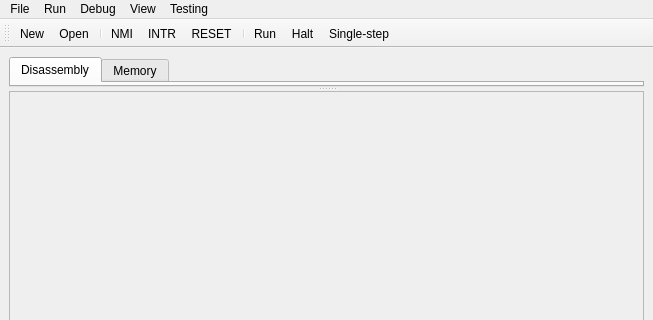
Before: the Qt Designer form src/Sim86Window.ui in sundrythoughts/EmuCpu, drawn with Qt 5; both pictures show x 0 to 653 and y 0 to 320 of the 653 by 697 pixel window.
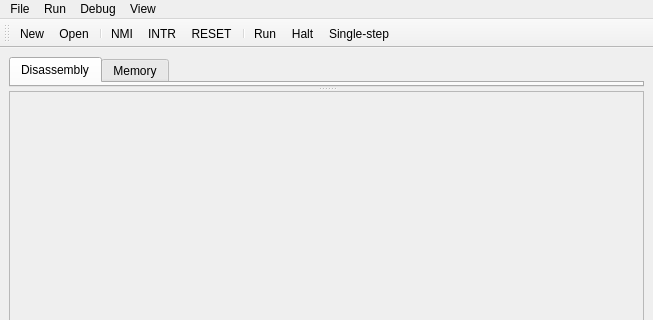
After: the same form once the commit is applied.

Commit message: Switched the build system from QMake to Automake. Removed the database testing junk from the program.

Diff of the .ui file:
```diff
--- a/src/Sim86Window.ui
+++ b/src/Sim86Window.ui
@@ -208,17 +208,10 @@
     <addaction name="m_act_run_halt"/>
     <addaction name="m_act_run_single_step"/>
    </widget>
-   <widget class="QMenu" name="menuTesting">
-    <property name="title">
-     <string>Testing</string>
-    </property>
-    <addaction name="m_act_enable_db"/>
-   </widget>
    <addaction name="menuFile"/>
    <addaction name="menuRun"/>
    <addaction name="menuDebug"/>
    <addaction name="menuSettings"/>
-   <addaction name="menuTesting"/>
   </widget>
   <widget class="QStatusBar" name="statusbar"/>
   <widget class="QToolBar" name="toolBar">
```
The commit also changes 26 other files.
